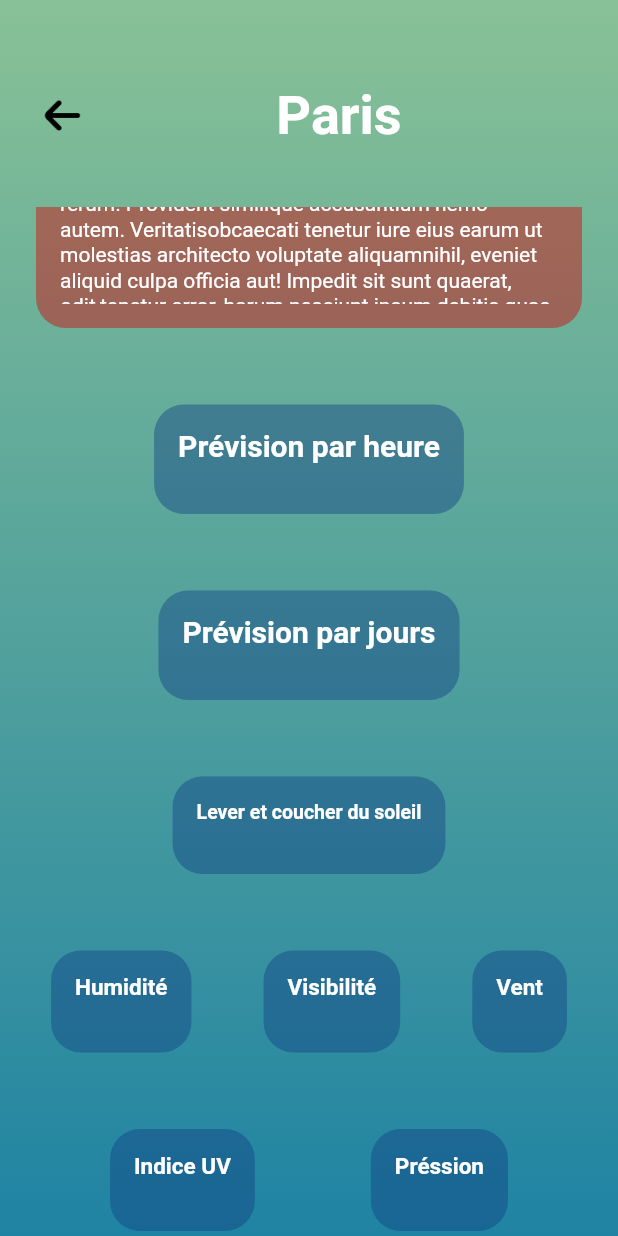
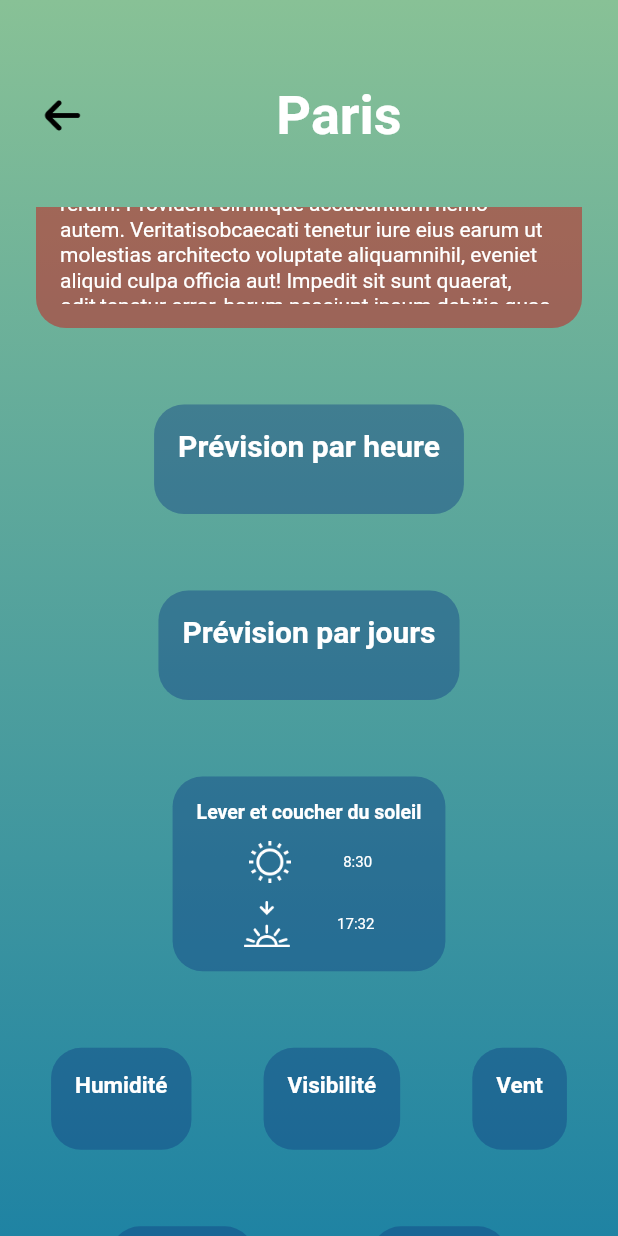
Before and after one commit to mathieusoufflard/NeoWeather, a Flutter app: the WeatherDetails screen opened directly, scrolled down 430 dp, on a phone screen of 412 x 824 dp. Run offline on Flutter 3.47's test engine with Material 2 defaults, Android fonts, the phone set to English and light mode, and no system bars; our stand-ins replace flutter_dotenv.

Commit message:
weatherSunsetCard() done

```diff
--- a/app/lib/ui/weather_details.dart
+++ b/app/lib/ui/weather_details.dart
@@ -204,7 +204,22 @@ class WeatherDetails extends StatelessWidget {
           alignment: Alignment.centerLeft,
           child: AppWidgets.customText(text: 'Lever et coucher du soleil', color: Colors.white, fontSize: 13, fontWeight: FontWeight.bold),
         ),
-        SizedBox(height: 18,),
+        SizedBox(height: 10,),
+        Row(
+          mainAxisAlignment: MainAxisAlignment.spaceEvenly,
+          children: [
+            Image.asset('assets/weather_icon/clear_sky.png', scale: 2,),
+            AppWidgets.customText(text: '8:30', color: Colors.white, fontSize: 10)
+          ],
+        ),
+        SizedBox(height: 10,),
+        Row(
+          mainAxisAlignment: MainAxisAlignment.spaceEvenly,
+          children: [
+            Image.asset('assets/weather_icon/sunset.png', scale: 2.2,),
+            AppWidgets.customText(text: '17:32', color: Colors.white, fontSize: 10)
+          ],
+        ),
       ],
     ),
   );
```
